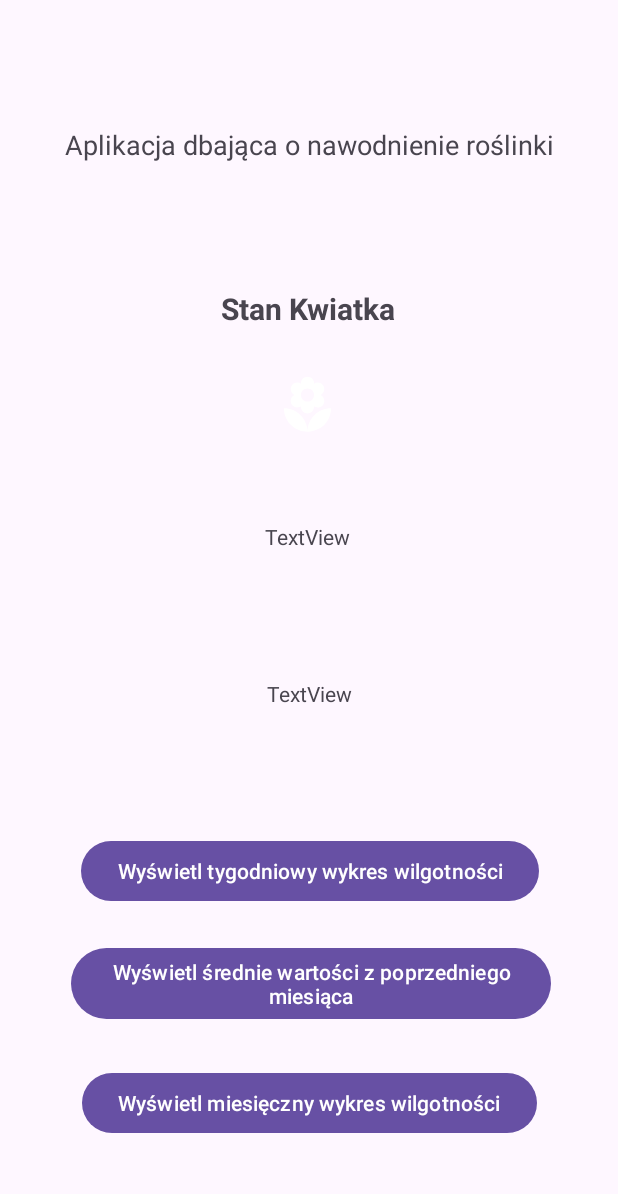
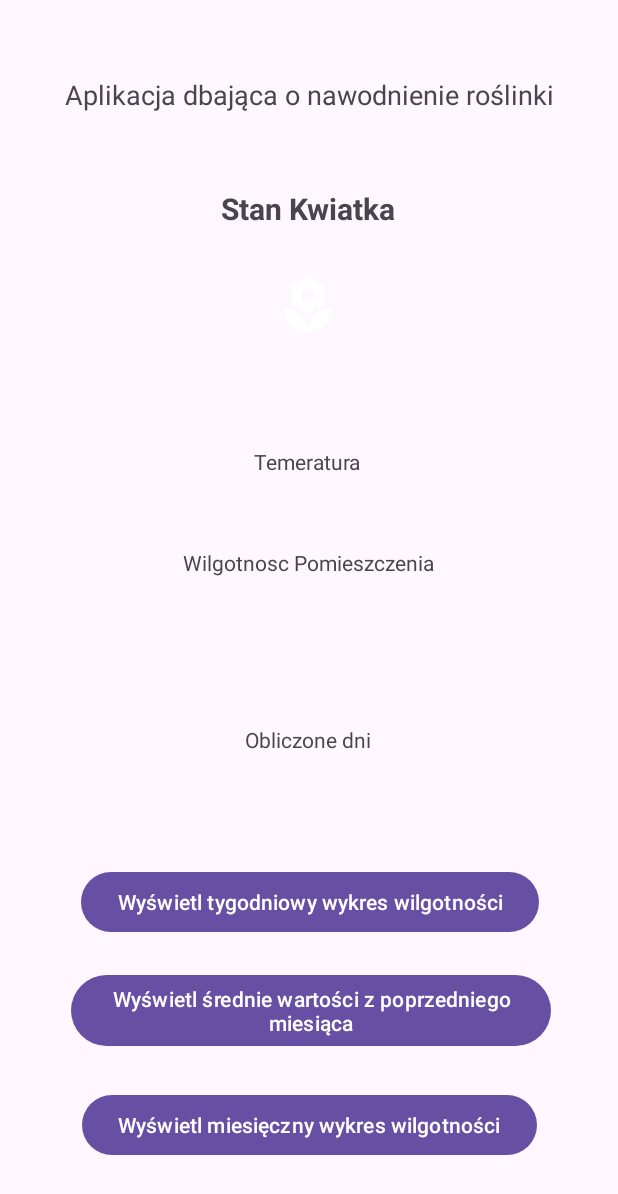
Before and after one commit to Sadeg02/ProjektRosliny, an Android app: the layout activity_main.xml on its own in the app's theme, with its tools: preview values and no code run, on a phone screen of 412 x 824 dp. Shown: the top 1194 px of the screen. Run offline under Robolectric (Android 15) with nearby library versions, the phone set to English and light mode, and no system bars.

Commit message:
dodanie licznika dni

```diff
--- a/app/src/main/res/layout/activity_main.xml
+++ b/app/src/main/res/layout/activity_main.xml
@@ -5,6 +5,18 @@
     android:layout_width="match_parent"
     android:layout_height="match_parent"
     tools:context=".MainActivity">
+
+    <TextView
+        android:id="@+id/dni"
+        android:layout_width="wrap_content"
+        android:layout_height="wrap_content"
+        android:text="Obliczone dni"
+        app:layout_constraintBottom_toTopOf="@+id/week_button"
+        app:layout_constraintEnd_toEndOf="parent"
+        app:layout_constraintHorizontal_bias="0.498"
+        app:layout_constraintStart_toStartOf="parent"
+        app:layout_constraintTop_toTopOf="@+id/textView2"
+        app:layout_constraintVertical_bias="0.712" />
 
     <TextView
         android:id="@+id/cos"
@@ -18,7 +30,7 @@
         app:layout_constraintHorizontal_bias="0.498"
         app:layout_constraintStart_toStartOf="parent"
         app:layout_constraintTop_toTopOf="parent"
-        app:layout_constraintVertical_bias="0.241" />
+        app:layout_constraintVertical_bias="0.157" />
 
     <ImageView
         android:id="@+id/flowerImage"
@@ -44,7 +56,7 @@
         app:layout_constraintHorizontal_bias="0.504"
         app:layout_constraintStart_toStartOf="parent"
         app:layout_constraintTop_toBottomOf="@+id/cos"
-        app:layout_constraintVertical_bias="0.572" />
+        app:layout_constraintVertical_bias="0.657" />
 
     <Button
         android:id="@+id/month_button"
@@ -85,7 +97,7 @@
         android:id="@+id/textView2"
         android:layout_width="wrap_content"
         android:layout_height="wrap_content"
-        android:text="TextView"
+        android:text="Temeratura"
         app:layout_constraintBottom_toTopOf="@+id/week_button"
         app:layout_constraintEnd_toEndOf="parent"
         app:layout_constraintHorizontal_bias="0.498"
@@ -97,10 +109,12 @@
         android:id="@+id/textView3"
         android:layout_width="wrap_content"
         android:layout_height="wrap_content"
-        android:text="TextView"
+        android:text="Wilgotnosc Pomieszczenia"
         app:layout_constraintBottom_toTopOf="@+id/week_button"
         app:layout_constraintEnd_toEndOf="parent"
+        app:layout_constraintHorizontal_bias="0.498"
         app:layout_constraintStart_toStartOf="parent"
-        app:layout_constraintTop_toBottomOf="@+id/textView2" />
+        app:layout_constraintTop_toBottomOf="@+id/textView2"
+        app:layout_constraintVertical_bias="0.200" />
 
 </androidx.constraintlayout.widget.ConstraintLayout>
```
Also changed, not shown: app/src/main/java/com/example/roslinki/MainActivity.kt (+31 -3 lines), app/src/main/java/com/example/roslinki/funkcje.kt (+46 -0 lines).
